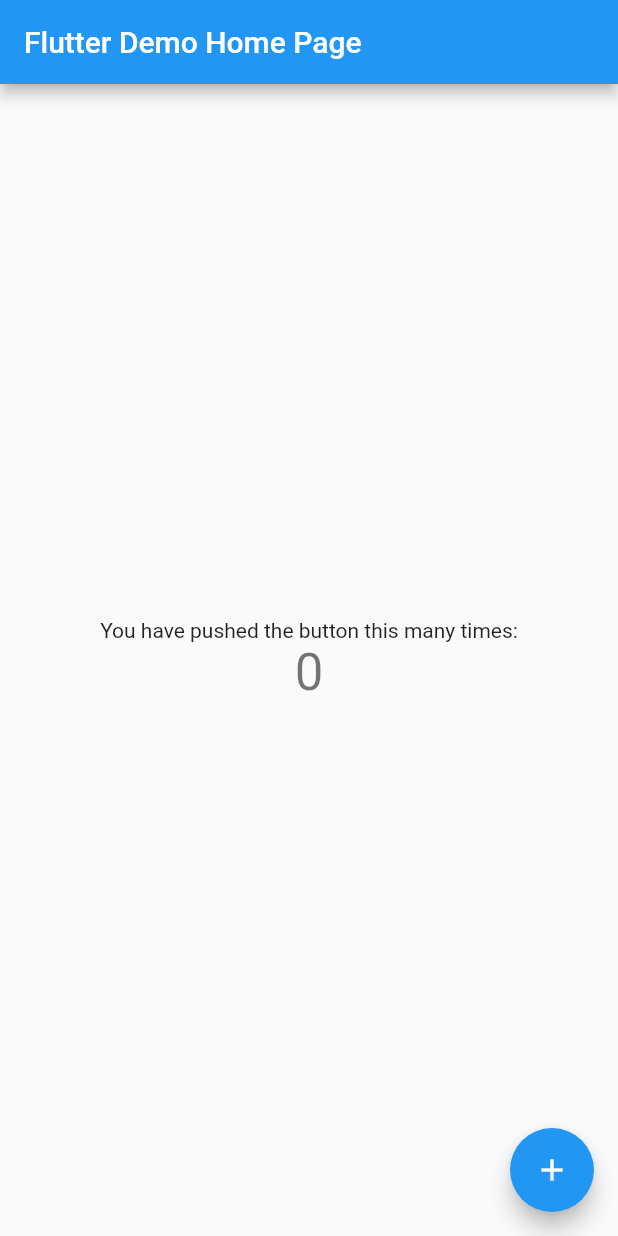
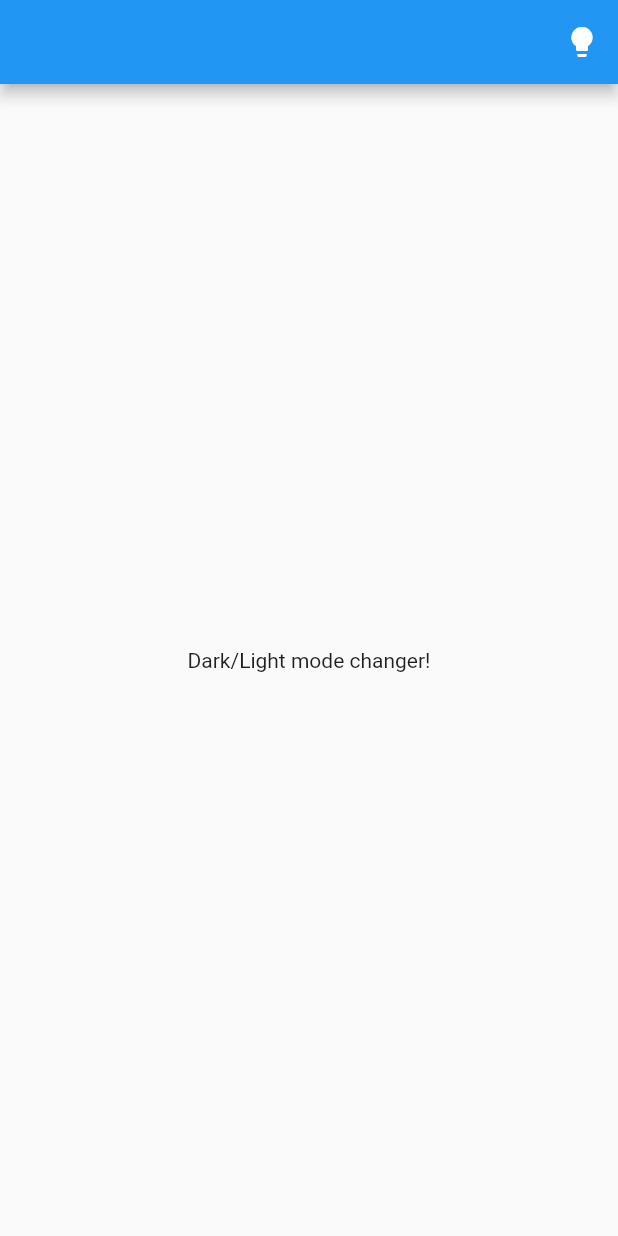
Before and after one commit to Stuflo19/android_app, a Flutter app: the screen it shows after launch, on a phone screen of 412 x 824 dp. Run offline on Flutter 3.47's test engine with Material 2 defaults, Android fonts, the phone set to English and light mode, and no system bars; our stand-ins replace get.

Commit message:
Added dark/light mode

```diff
--- a/lib/main.dart
+++ b/lib/main.dart
@@ -1,4 +1,5 @@
 import 'package:flutter/material.dart';
+import 'package:get/get.dart';
 
 void main() {
   runApp(const MyApp());
@@ -10,21 +11,15 @@ class MyApp extends StatelessWidget {
   // This widget is the root of your application.
   @override
   Widget build(BuildContext context) {
-    return MaterialApp(
-      title: 'Flutter Demo',
+    return GetMaterialApp(
+      debugShowCheckedModeBanner: false,
+      title: 'Android app',
+      darkTheme: ThemeData.dark(),
+      themeMode: ThemeMode.system,
       theme: ThemeData(
-        // This is the theme of your application.
-        //
-        // Try running your application with "flutter run". You'll see the
-        // application has a blue toolbar. Then, without quitting the app, try
-        // changing the primarySwatch below to Colors.green and then invoke
-        // "hot reload" (press "r" in the console where you ran "flutter run",
-        // or simply save your changes to "hot reload" in a Flutter IDE).
-        // Notice that the counter didn't reset back to zero; the application
-        // is not restarted.
         primarySwatch: Colors.blue,
       ),
-      home: const MyHomePage(title: 'Flutter Demo Home Page'),
+      home: const MyHomePage(title: 'Android App'),
     );
   }
 }
@@ -48,68 +43,24 @@ class MyHomePage extends StatefulWidget {
 }
 
 class _MyHomePageState extends State<MyHomePage> {
-  int _counter = 0;
-
-  void _incrementCounter() {
-    setState(() {
-      // This call to setState tells the Flutter framework that something has
-      // changed in this State, which causes it to rerun the build method below
-      // so that the display can reflect the updated values. If we changed
-      // _counter without calling setState(), then the build method would not be
-      // called again, and so nothing would appear to happen.
-      _counter++;
-    });
-  }
-
   @override
   Widget build(BuildContext context) {
-    // This method is rerun every time setState is called, for instance as done
-    // by the _incrementCounter method above.
-    //
-    // The Flutter framework has been optimized to make rerunning build methods
-    // fast, so that you can just rebuild anything that needs updating rather
-    // than having to individually change instances of widgets.
     return Scaffold(
       appBar: AppBar(
-        // Here we take the value from the MyHomePage object that was created by
-        // the App.build method, and use it to set our appbar title.
-        title: Text(widget.title),
+        title: const Text(''),
+        actions: [
+          IconButton(
+              icon: const Icon(Icons.lightbulb),
+              onPressed: () {
+                Get.isDarkMode
+                    ? Get.changeTheme(ThemeData.light())
+                    : Get.changeTheme(ThemeData.dark());
+              })
+        ],
       ),
-      body: Center(
-        // Center is a layout widget. It takes a single child and positions it
-        // in the middle of the parent.
-        child: Column(
-          // Column is also a layout widget. It takes a list of children and
-          // arranges them vertically. By default, it sizes itself to fit its
-          // children horizontally, and tries to be as tall as its parent.
-          //
-          // Invoke "debug painting" (press "p" in the console, choose the
-          // "Toggle Debug Paint" action from the Flutter Inspector in Android
-          // Studio, or the "Toggle Debug Paint" command in Visual Studio Code)
-          // to see the wireframe for each widget.
-          //
-          // Column has various properties to control how it sizes itself and
-          // how it positions its children. Here we use mainAxisAlignment to
-          // center the children vertically; the main axis here is the vertical
-          // axis because Columns are vertical (the cross axis would be
-          // horizontal).
-          mainAxisAlignment: MainAxisAlignment.center,
-          children: <Widget>[
-            const Text(
-              'You have pushed the button this many times:',
-            ),
-            Text(
-              '$_counter',
-              style: Theme.of(context).textTheme.headline4,
-            ),
-          ],
-        ),
+      body: const Center(
+        child: Text('Dark/Light mode changer!'),
       ),
-      floatingActionButton: FloatingActionButton(
-        onPressed: _incrementCounter,
-        tooltip: 'Increment',
-        child: const Icon(Icons.add),
-      ), // This trailing comma makes auto-formatting nicer for build methods.
     );
   }
 }
--- a/pubspec.yaml
+++ b/pubspec.yaml
@@ -29,11 +29,8 @@ environment:
 dependencies:
   flutter:
     sdk: flutter
-
-
-  # The following adds the Cupertino Icons font to your application.
-  # Use with the CupertinoIcons class for iOS style icons.
   cupertino_icons: ^1.0.2
+  get:
 
 dev_dependencies:
   flutter_test:
```
Also changed, not shown: pubspec.lock.
